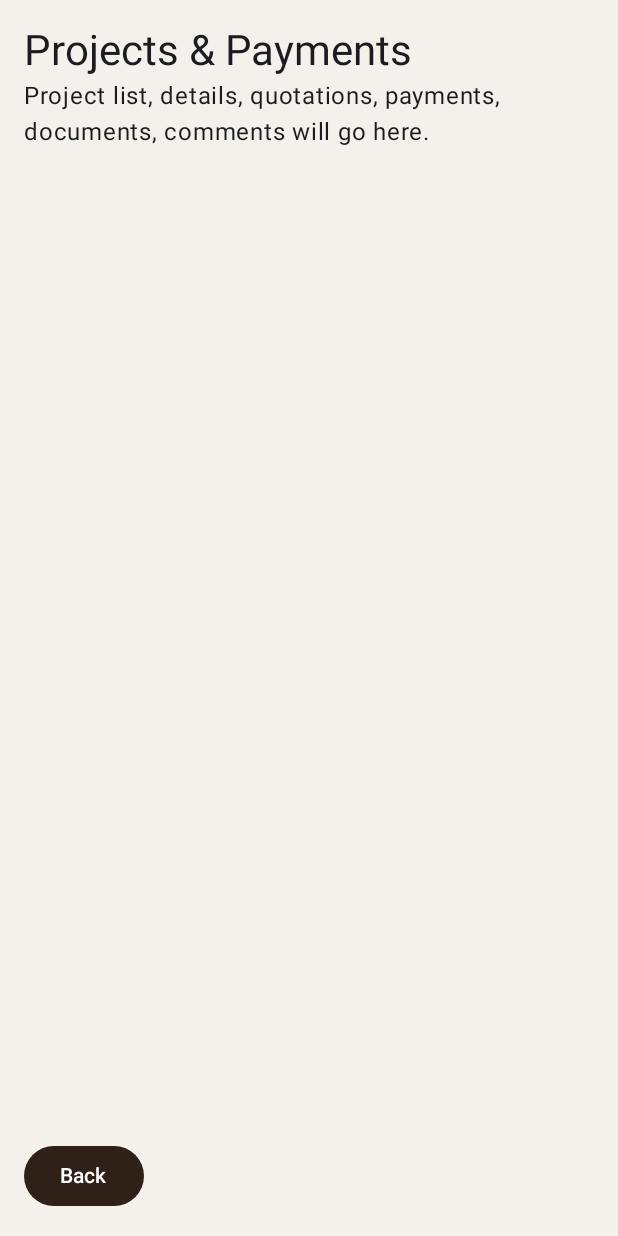
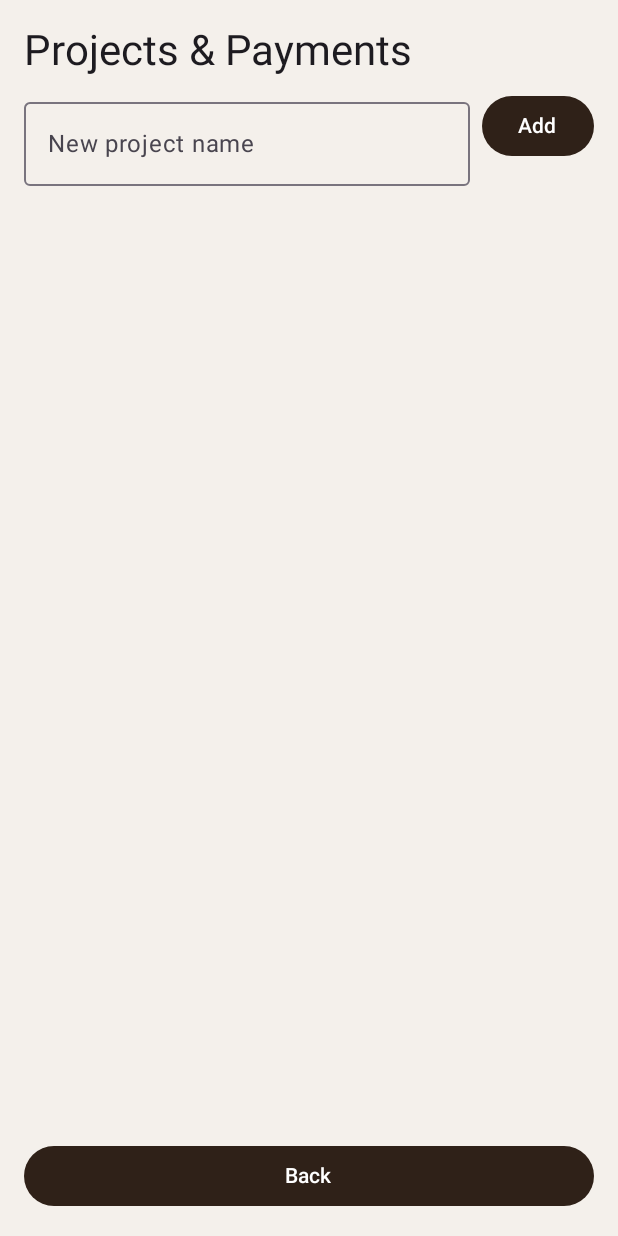
Before and after one commit to Jfmoras/MWI-DASHBOARD.-, an Android app built with Jetpack Compose: the ProjectsScreen screen opened through its navigation route, on a phone screen of 412 x 824 dp. Run offline under Robolectric (Android 15) with nearby library versions, the phone set to English and light mode, and no system bars; our stand-ins replace Room's generated code.

Commit message:
Add basic Projects list with Room

```diff
--- a/app/src/main/java/com/moraswood/mwidashboard/ui/screens/ProjectsScreen.kt
+++ b/app/src/main/java/com/moraswood/mwidashboard/ui/screens/ProjectsScreen.kt
@@ -1,18 +1,52 @@
 package com.moraswood.mwidashboard.ui.screens
 
+import android.content.Context
 import androidx.compose.foundation.layout.*
+import androidx.compose.foundation.lazy.LazyColumn
+import androidx.compose.foundation.lazy.items
 import androidx.compose.material3.*
-import androidx.compose.runtime.Composable
+import androidx.compose.runtime.*
 import androidx.compose.ui.Modifier
+import androidx.compose.ui.platform.LocalContext
 import androidx.compose.ui.unit.dp
 import androidx.navigation.NavController
+import androidx.room.Room
+import com.moraswood.mwidashboard.data.AppDatabase
+import com.moraswood.mwidashboard.data.Project
+import kotlinx.coroutines.launch
 
 @Composable
 fun ProjectsScreen(navController: NavController) {
+    val context = LocalContext.current
+    val db = remember { Room.databaseBuilder(context, AppDatabase::class.java, "mwi.db").build() }
+    val projects by db.projectDao().getAll().collectAsState(initial = emptyList())
+    val scope = rememberCoroutineScope()
+    var newName by remember { mutableStateOf("") }
+
     Column(modifier = Modifier.fillMaxSize().padding(16.dp)) {
         Text("Projects & Payments", style = MaterialTheme.typography.headlineMedium)
-        Text("Project list, details, quotations, payments, documents, comments will go here.")
-        Spacer(Modifier.weight(1f))
-        Button(onClick = { navController.popBackStack() }) { Text("Back") }
+        Row(horizontalArrangement = Arrangement.spacedBy(8.dp), modifier = Modifier.padding(vertical = 8.dp)) {
+            OutlinedTextField(value = newName, onValueChange = { newName = it }, label = { Text("New project name") }, modifier = Modifier.weight(1f))
+            Button(onClick = {
+                if (newName.isNotBlank()) {
+                    scope.launch {
+                        db.projectDao().insert(Project(name = newName))
+                        newName = ""
+                    }
+                }
+            }) { Text("Add") }
+        }
+        LazyColumn(modifier = Modifier.weight(1f)) {
+            items(projects) { project ->
+                Card(modifier = Modifier.fillMaxWidth().padding(vertical = 4.dp)) {
+                    Column(Modifier.padding(12.dp)) {
+                        Text(project.name, style = MaterialTheme.typography.titleMedium)
+                        Text("Quoted: ₹${project.quotedPrice}")
+                        Text(project.description.ifBlank { "No description" }, style = MaterialTheme.typography.bodySmall)
+                    }
+                }
+            }
+        }
+        Button(onClick = { navController.popBackStack() }, modifier = Modifier.fillMaxWidth()) { Text("Back") }
     }
 }
```
